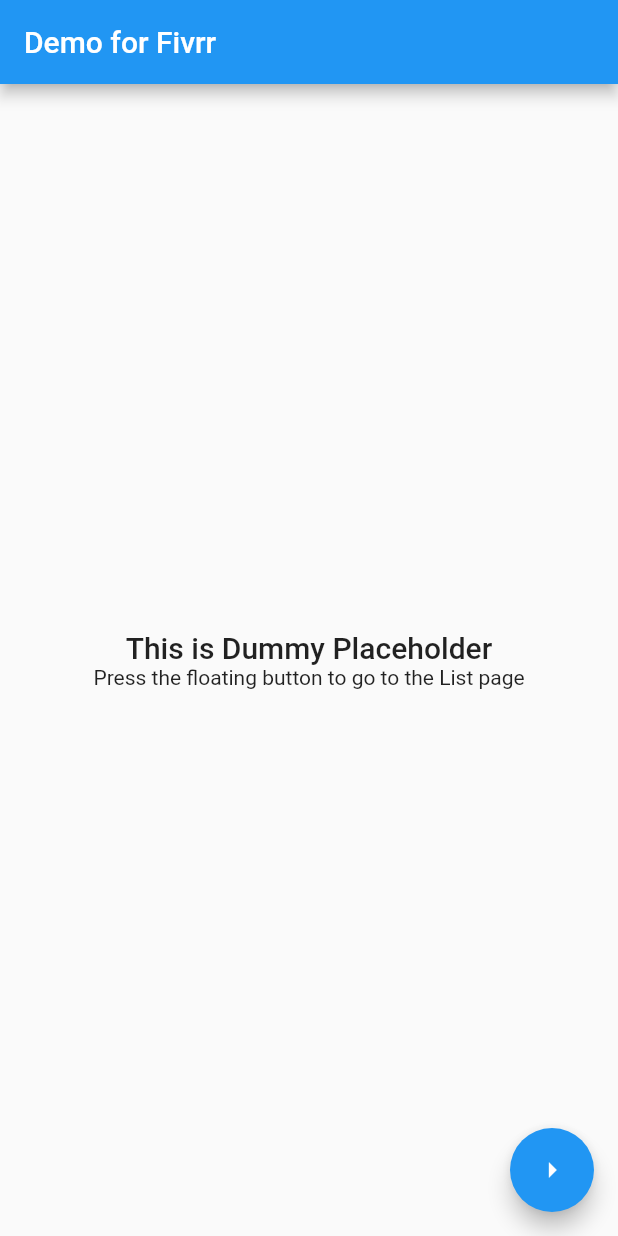
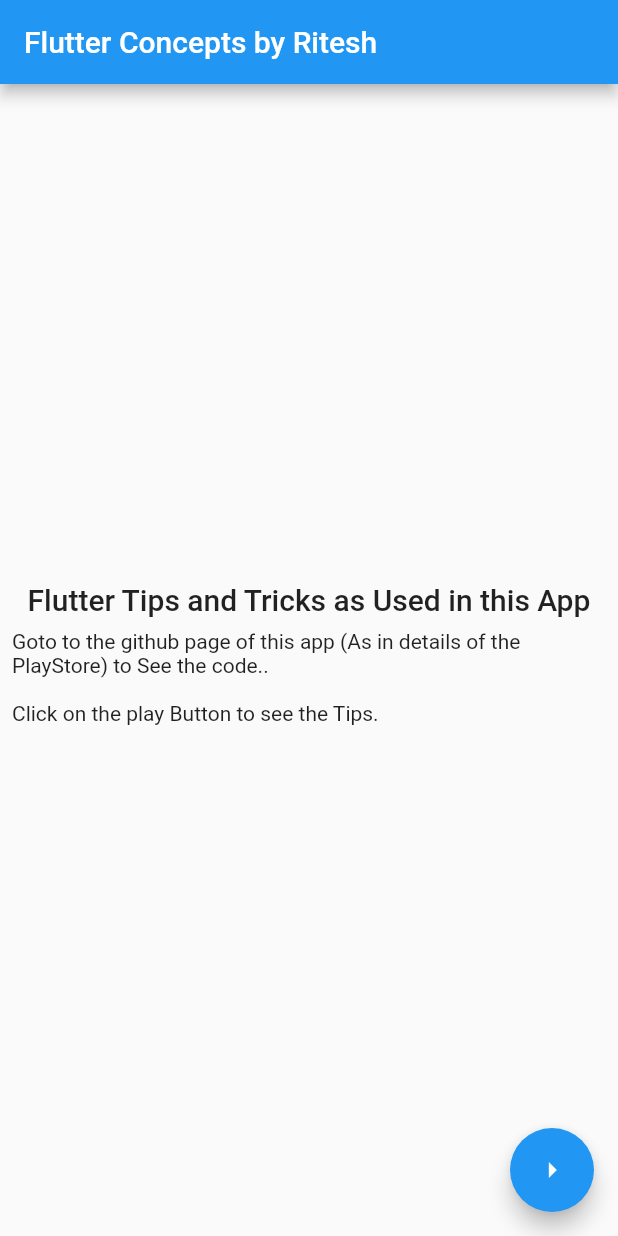
Before and after one commit to riteshbxr/dummy_listing_app, a Flutter app: the screen it shows after launch, on a phone screen of 412 x 824 dp. Run offline on Flutter 3.47's test engine with Material 2 defaults, Android fonts, the phone set to English and light mode, and no system bars; generated files the repository leaves out were written again.

Commit message:
Removed all refrences of Start Wars  and used normal references of teh Project by itself

```diff
--- a/lib/core/consts/fake_http_outputs.dart
+++ b/lib/core/consts/fake_http_outputs.dart
@@ -4,37 +4,49 @@
   ApiUrls.fetchListingApi: '''
 {
   "results": [
-
-      {
-          "id": 4,
-          "title": "A New Hope",
-          "opening_crawl": "It is a period of civil war.\\r\\nRebel spaceships, striking\\r\\nfrom a hidden base, have won\\r\\ntheir first victory against\\r\\nthe evil Galactic Empire.\\r\\n\\r\\nDuring the battle, Rebel\\r\\nspies managed to steal secret\\r\\nplans to the Empire's\\r\\nultimate weapon, the DEATH\\r\\nSTAR, an armored space\\r\\nstation with enough power\\r\\nto destroy an entire planet.\\r\\n\\r\\nPursued by the Empire's\\r\\nsinister agents, Princess\\r\\nLeia races home aboard her\\r\\nstarship, custodian of the\\r\\nstolen plans that can save her\\r\\npeople and restore\\r\\nfreedom to the galaxy...."
-      },
-      {
-          "id": 5,
-          "title": "The Empire Strikes Back",
-          "opening_crawl": "It is a dark time for the\\r\\nRebellion. Although the Death\\r\\nStar has been destroyed,\\r\\nImperial troops have driven the\\r\\nRebel forces from their hidden\\r\\nbase and pursued them across\\r\\nthe galaxy.\\r\\n\\r\\nEvading the dreaded Imperial\\r\\nStarfleet, a group of freedom\\r\\nfighters led by Luke Skywalker\\r\\nhas established a new secret\\r\\nbase on the remote ice world\\r\\nof Hoth.\\r\\n\\r\\nThe evil lord Darth Vader,\\r\\nobsessed with finding young\\r\\nSkywalker, has dispatched\\r\\nthousands of remote probes into\\r\\nthe far reaches of space...."
-      },
-      {
-          "id": 6,
-          "title": "Return of the Jedi",
-          "opening_crawl": "Luke Skywalker has returned to\\r\\nhis home planet of Tatooine in\\r\\nan attempt to rescue his\\r\\nfriend Han Solo from the\\r\\nclutches of the vile gangster\\r\\nJabba the Hutt.\\r\\n\\r\\nLittle does Luke know that the\\r\\nGALACTIC EMPIRE has secretly\\r\\nbegun construction on a new\\r\\narmored space station even\\r\\nmore powerful than the first\\r\\ndreaded Death Star.\\r\\n\\r\\nWhen completed, this ultimate\\r\\nweapon will spell certain doom\\r\\nfor the small band of rebels\\r\\nstruggling to restore freedom\\r\\nto the galaxy..."
-      },
       {
           "id": 1,
-          "title": "The Phantom Menace",
-          "opening_crawl": "Turmoil has engulfed the\\r\\nGalactic Republic. The taxation\\r\\nof trade routes to outlying star\\r\\nsystems is in dispute.\\r\\n\\r\\nHoping to resolve the matter\\r\\nwith a blockade of deadly\\r\\nbattleships, the greedy Trade\\r\\nFederation has stopped all\\r\\nshipping to the small planet\\r\\nof Naboo.\\r\\n\\r\\nWhile the Congress of the\\r\\nRepublic endlessly debates\\r\\nthis alarming chain of events,\\r\\nthe Supreme Chancellor has\\r\\nsecretly dispatched two Jedi\\r\\nKnights, the guardians of\\r\\npeace and justice in the\\r\\ngalaxy, to settle the conflict...."
-      },
-      {
-          "id": 2,
-          "title": "Attack of the Clones",
-          "opening_crawl": "There is unrest in the Galactic\\r\\nSenate. Several thousand solar\\r\\nsystems have declared their\\r\\nintentions to leave the Republic.\\r\\n\\r\\nThis separatist movement,\\r\\nunder the leadership of the\\r\\nmysterious Count Dooku, has\\r\\nmade it difficult for the limited\\r\\nnumber of Jedi Knights to maintain \\r\\npeace and order in the galaxy.\\r\\n\\r\\nSenator Amidala, the former\\r\\nQueen of Naboo, is returning\\r\\nto the Galactic Senate to vote\\r\\non the critical issue of creating\\r\\nan ARMY OF THE REPUBLIC\\r\\nto assist the overwhelmed\\r\\nJedi...."
-      },
-      {
-          "id": 3,
-          "title": "Revenge of the Sith",
-          "opening_crawl": "War! The Republic is crumbling\\r\\nunder attacks by the ruthless\\r\\nSith Lord, Count Dooku.\\r\\nThere are heroes on both sides.\\r\\nEvil is everywhere.\\r\\n\\r\\nIn a stunning move, the\\r\\nfiendish droid leader, General\\r\\nGrievous, has swept into the\\r\\nRepublic capital and kidnapped\\r\\nChancellor Palpatine, leader of\\r\\nthe Galactic Senate.\\r\\n\\r\\nAs the Separatist Droid Army\\r\\nattempts to flee the besieged\\r\\ncapital with their valuable\\r\\nhostage, two Jedi Knights lead a\\r\\ndesperate mission to rescue the\\r\\ncaptive Chancellor...."
-      }
+          "title": "Proxy Provider",
+          "subtitle": "Used for Dependency Injection",
+          "details":"Can Be used to set a central list of dependent and Independent class Objects.",
+           "implementation": "Currently I have a Central Provider in flutter, which has a Provider and a proxyprovicer object. Provider returns the implementations for services which have no dependency and Proxy Provider is used to return Objects which need another object/service in its constructor.\\r\\n\\r\\nIn current Scenario, There is a ListingService which provides data for this Page, but its needs a HTTPSERVICE. So LISTINg SERVICE is provided by PROXYPROVIDER and Http Api fetching service by the PROVIDER."
+          },
+              {
+
+          "title": "Fake Implementations",
+          "subtitle": "Used for Testing Independently on App (Without Dependency on Api)",
+          "details":"Can Be used to set a dummy service to provide you output independent of any api/database",
+           "implementation": "Currently I have to fetch data from api to show this content, but alternatively to test the Proper working on app I have created another Fake Http Service which checks the ApiPath and returns a predetermined result in json format.\\r\\n\\r\\nI have another constant map file containing all the fake responses for any api. I use it to show results in FAKE HTTP SERVICE"
+          },
+          {
+
+          "title": "build_runner for Fast Coding",
+          "subtitle": "Some Code Generators to code it fast",
+          "details":"Can be used to created serializers and deserializers for models (@jsonSerializable) etc",
+           "implementation": "More details Pending..."
+          },
+          {
+
+          "title": "Project Architecture",
+          "subtitle": "Folder structure which can be easily maintained and scaled",
+          "details":"More details Pending....",
+           "implementation": "More details Pending..."
+          },
+
+          {
+
+          "title": "Generic Widgets",
+          "subtitle": "Widgets which create good ui just from json data or some generic model",
+          "details":"The Details Page you see here is a geenric UI which iterated through a map and shows the output with title as Key and value as Details Text",
+          "Random Key": "Just to demonstrate that It is generic I have added this random key here"
+          },
+          {
+          "id": 4,
+          "title": "More Cocepts will be added",
+          "subtitle": "...",
+          "details":"More details Pending....",
+           "implementation": "More details Pending..."
+          }
   ]
 }'''
 };
--- a/lib/core/services/listing_service.dart
+++ b/lib/core/services/listing_service.dart
@@ -1,16 +1,16 @@
 import 'dart:convert';
 import '../../core/consts/api_urls.dart';
 import '../../core/services/http_client_service.dart';
-import '../models/film_item.dart';
+import '../models/concept_item.dart';
 
 class ListingService {
   HttpClientService client;
   ListingService(this.client);
-  Future<List<FilmItem>> getListings() async {
+  Future<List<ConceptItem>> getListings() async {
     // Get user profile for id
     var response = await client.fetchData(ApiUrls.fetchListingApi);
-    List<FilmItem> data = List<FilmItem>.from(
-        json.decode(response)['results'].map((c) => FilmItem.fromJson(c)));
+    List<ConceptItem> data = List<ConceptItem>.from(
+        json.decode(response)['results'].map((c) => ConceptItem.fromJson(c)));
     return data;
   }
 }
--- a/lib/providers.dart
+++ b/lib/providers.dart
@@ -6,7 +6,7 @@
 
 import 'core/services/listing_service.dart';
 
-const bool isDummy = false;
+const bool isDummy = true;
 
 List<SingleChildWidget> providers = [
   ...independentServices,
--- a/lib/ui/router.dart
+++ b/lib/ui/router.dart
@@ -1,16 +1,16 @@
 import 'package:flutter/material.dart';
 import '../core/consts/route_paths.dart';
 import '../ui/views/home_page.dart';
-import 'views/films/film_list_page.dart';
+import 'views/films/concept_list_page.dart';
 
 class Router {
   static Route<dynamic> generateRoute(RouteSettings settings) {
     switch (settings.name) {
       case RoutePaths.Home:
         return MaterialPageRoute(
-            builder: (_) => MyHomePage(title: 'Demo for Fivrr'));
+            builder: (_) => MyHomePage(title: 'Flutter Concepts by Ritesh'));
       case RoutePaths.ListPage:
-        return MaterialPageRoute(builder: (_) => FilmListPage());
+        return MaterialPageRoute(builder: (_) => ConceptListPage());
 
       default:
         return MaterialPageRoute(
--- a/lib/ui/views/home_page.dart
+++ b/lib/ui/views/home_page.dart
@@ -41,11 +41,16 @@
           mainAxisAlignment: MainAxisAlignment.center,
           children: <Widget>[
             Text(
-              'This is Dummy Placeholder',
+              'Flutter Tips and Tricks as Used in this App',
               style: Theme.of(context).textTheme.headline6,
             ),
-            Text(
-              'Press the floating button to go to the List page',
+            Padding(
+              padding: const EdgeInsets.all(8.0),
+              child: Center(
+                child: Text(
+                  'Goto to the github page of this app (As in details of the PlayStore) to See the code.. \r\n\r\nClick on the play Button to see the Tips.',
+                ),
+              ),
             ),
           ],
         ),
--- a/pubspec.yaml
+++ b/pubspec.yaml
@@ -15,7 +15,7 @@
 # In iOS, build-name is used as CFBundleShortVersionString while build-number used as CFBundleVersion.
 # Read more about iOS versioning at
 # https://developer.apple.com/library/archive/documentation/General/Reference/InfoPlistKeyReference/Articles/CoreFoundationKeys.html
-version: 1.0.0+1
+version: 1.0.2+3
 
 environment:
   sdk: ">=2.7.0 <3.0.0"
```
Also changed, not shown: lib/core/models/character_item.dart (deleted, +0 -26 lines), lib/core/models/concept_item.dart (added, +19 -0 lines), lib/core/models/film_item.dart (deleted, +0 -26 lines), lib/ui/views/characters/character_detail_page.dart (deleted, +0 -17 lines), lib/ui/views/characters/character_list_item_widget.dart (deleted, +0 -31 lines), lib/ui/views/characters/character_list_page.dart (deleted, +0 -33 lines), lib/ui/views/film_detail_page.dart (deleted, +0 -17 lines), lib/ui/views/films/concept_detail_page.dart (added, +17 -0 lines), lib/ui/views/films/concept_list_item_widget.dart (added, +22 -0 lines), lib/ui/views/films/concept_list_page.dart (renamed from lib/ui/views/films/film_list_page.dart, +6 -6 lines), lib/ui/views/films/film_detail_page.dart (deleted, +0 -17 lines), lib/ui/views/films/film_list_item_widget.dart (deleted, +0 -31 lines), lib/core/models/character_item.g.dart (deleted), lib/core/models/concept_item.g.dart (added), 1 more files.
